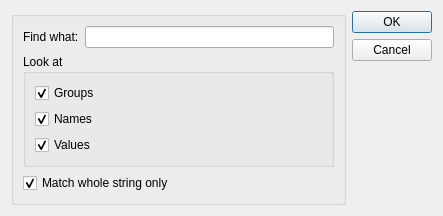
First picture: the form in src/Gui/Dialogs/DlgParameterFind.ui, repository southseact-3d/fcd, before the edit.
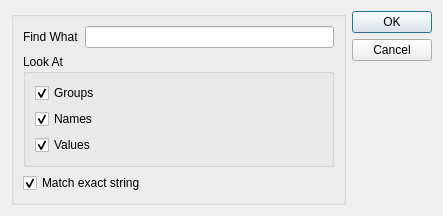
Second picture: the form after the edit.

The edit to the form file:
```diff
--- a/src/Gui/Dialogs/DlgParameterFind.ui
+++ b/src/Gui/Dialogs/DlgParameterFind.ui
@@ -29,7 +29,7 @@
          </sizepolicy>
         </property>
         <property name="text">
-         <string>Find what:</string>
+         <string>Find What</string>
         </property>
        </widget>
       </item>
@@ -52,7 +52,7 @@
       <item row="2" column="0" colspan="3">
        <widget class="QGroupBox" name="groupBox">
         <property name="title">
-         <string>Look at</string>
+         <string>Look At</string>
         </property>
         <layout class="QGridLayout" name="gridLayout">
          <item row="0" column="0">
@@ -91,7 +91,7 @@
       <item row="3" column="0" colspan="2">
        <widget class="QCheckBox" name="checkMatch">
         <property name="text">
-         <string>Match whole string only</string>
+         <string>Match exact string</string>
         </property>
         <property name="checked">
          <bool>true</bool>
```
